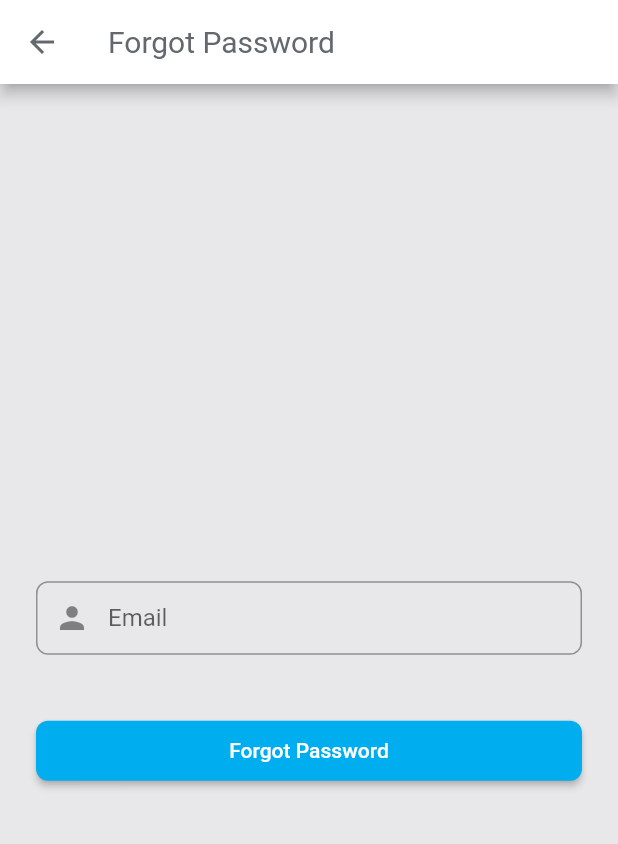
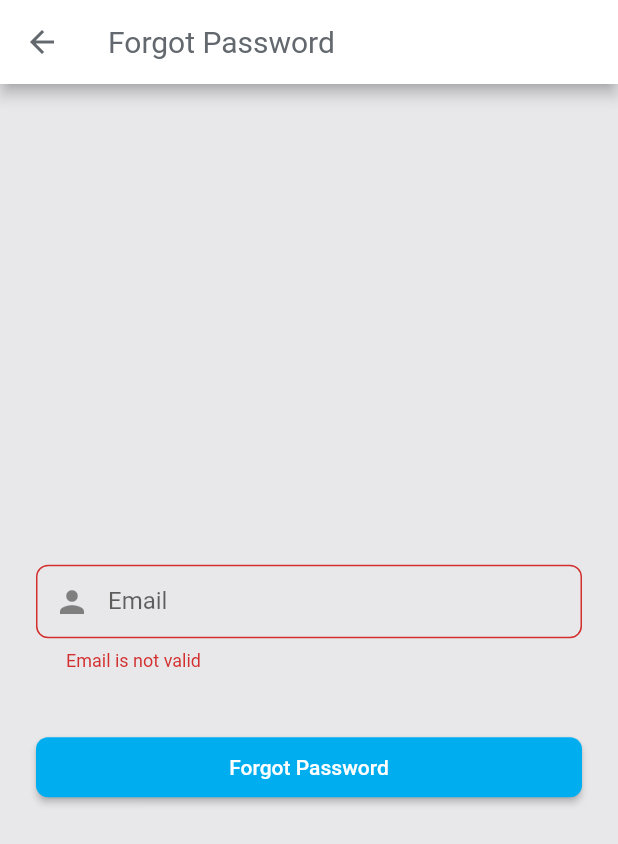
Before and after one commit to ricardkollcaku/earthquake-mobile, a Flutter app: the ForgotPasswordActivity screen opened directly, after a tap on "Forgot Password", on a phone screen of 412 x 824 dp. Shown: the top 844 px of the screen. Run offline on Flutter 3.47's test engine with Material 2 defaults, Android fonts, the phone set to English and light mode, and no system bars; our stand-ins replace device_info, rxdart, shared_preferences; missing offline and left inert: flutter_stetho; accounts and stored records are empty.

Commit message:
register

```diff
--- /dev/null
+++ b/lib/data/model/register.dart
@@ -0,0 +1,24 @@
+class Register {
+  String email;
+  String firstName;
+  String lastName;
+  String password;
+
+  Register({this.email, this.firstName, this.lastName, this.password});
+
+  Register.fromJson(Map<String, dynamic> json) {
+    email = json['email'];
+    firstName = json['firstName'];
+    lastName = json['lastName'];
+    password = json['password'];
+  }
+
+  Map<String, dynamic> toJson() {
+    final Map<String, dynamic> data = new Map<String, dynamic>();
+    data['email'] = this.email;
+    data['firstName'] = this.firstName;
+    data['lastName'] = this.lastName;
+    data['password'] = this.password;
+    return data;
+  }
+}
--- a/lib/domain/services/user_service.dart
+++ b/lib/domain/services/user_service.dart
@@ -1,10 +1,17 @@
+import 'package:earthquake/data/model/login.dart';
+import 'package:earthquake/data/model/register.dart';
 import 'package:earthquake/domain/services/shared_prefs_service.dart';
 import 'package:rxdart/rxdart.dart';
+
+import 'api_service.dart';
 class UserService {
   SharedPrefsService _sharedPrefsService;
+  ApiService _apiService;
+
 
   UserService() {
     _sharedPrefsService = new SharedPrefsService();
+    _apiService = new ApiService();
   }
 
   Stream<bool> isLogIn() {
@@ -20,4 +27,24 @@ class UserService {
         .removeToken()
         .flatMap((isRemoved) => _sharedPrefsService.setLogin(false));
   }
+
+  Stream<bool> login(Login login) {
+    return _apiService.login(login)
+        .flatMap((token) => _sharedPrefsService.setToken(token))
+        .map((token) => true)
+        .switchIfEmpty(Stream.value(false))
+        .flatMap((isLogin) => _sharedPrefsService.setLogin(isLogin));
+  }
+
+  Stream<bool> register(Register register) {
+    return _apiService.register(register)
+        .flatMap((token) => _sharedPrefsService.setToken(token))
+        .map((token) => true)
+        .switchIfEmpty(Stream.value(false))
+        .flatMap((isLogin) => _sharedPrefsService.setLogin(isLogin));
+  }
+
+  forgotPassword(String email) {
+    return _apiService.forgotPassword(email);
+  }
 }
--- /dev/null
+++ b/lib/domain/util/util.dart
@@ -0,0 +1,13 @@
+class Util {
+  static bool validateEmail(String value) {
+    Pattern pattern =
+        r'^(([^<>()[\]\\.,;:\s@\"]+(\.[^<>()[\]\\.,;:\s@\"]+)*)|(\".+\"))@((\[[0-9]{1,3}\.[0-9]{1,3}\.[0-9]{1,3}\.[0-9]{1,3}\])|(([a-zA-Z\-0-9]+\.)+[a-zA-Z]{2,}))$';
+    RegExp regex = new RegExp(pattern);
+    return (!regex.hasMatch(value)) ? false : true;
+  }
+
+  static bool getStringLengthValidator(String s, int length) {
+    if (s == null) return false;
+    return s.length >= length ? true : false;
+  }
+}
--- a/lib/presantation/state/forgot_password_state.dart
+++ b/lib/presantation/state/forgot_password_state.dart
@@ -1,13 +1,22 @@
-import 'package:earthquake/data/model/login.dart';
+import 'package:earthquake/domain/services/user_service.dart';
+import 'package:earthquake/domain/util/util.dart';
 import 'package:earthquake/presantation/activity/forgot_password_activity.dart';
 import 'package:flutter/material.dart';
+import 'package:rxdart/rxdart.dart';
 
 import '../my_colors.dart';
 import '../ui_helper.dart';
 
 class ForgotPasswordState extends State<ForgotPasswordActivity> {
   BuildContext _buildContext;
-  Login _login;
+  String _email;
+  final _formKey = GlobalKey<FormState>();
+  UserService _userService;
+
+
+  ForgotPasswordState() {
+    initFields();
+  }
 
   @override
   Widget build(BuildContext context) {
@@ -19,34 +28,42 @@ class ForgotPasswordState extends State<ForgotPasswordActivity> {
         body: Builder(builder: (BuildContext context) {
           _buildContext = context;
           UiHelper.setCurrentScaffoldContext(_buildContext);
-          return Center(
+          return Form(key: _formKey,
+            child: Center(
             child: ListView(
               shrinkWrap: true,
               padding: EdgeInsets.only(left: 24.0, right: 24.0),
               children: <Widget>[
                 getLogo(),
                 SizedBox(height: 48.0),
-                getHintedTextFormField("Email", false, setEmail, Icons.person),
+                getHintedTextFormField(
+                    "Email", false, setEmail, Icons.person, getEmailValidator),
                 SizedBox(height: 24.0),
                 getForgotPasswordButton(),
               ],
             ),
-          );
+            ),);
         }));
   }
 
   setEmail(String email) {
-    _login.email = email;
+    _email = email;
   }
 
   Widget getLogo() {
     return Container();
   }
 
-  Widget getHintedTextFormField(
-      String hint, bool obscure, Function onSaved, IconData icon) {
-    return new TextField(
-      onChanged: onSaved,
+  String getEmailValidator(String email) {
+    if (!Util.validateEmail(email)) return "Email is not valid";
+    return null;
+  }
+
+  Widget getHintedTextFormField(String hint, bool obscure, Function onSaved,
+      IconData icon, Function(String) validator) {
+    return new TextFormField(
+      validator: validator,
+      onSaved: onSaved,
       autofocus: false,
       obscureText: obscure,
       decoration: InputDecoration(
@@ -57,6 +74,7 @@ class ForgotPasswordState extends State<ForgotPasswordActivity> {
       ),
     );
   }
+
 
   Widget getForgotPasswordButton() {
     return Padding(
@@ -74,7 +92,27 @@ class ForgotPasswordState extends State<ForgotPasswordActivity> {
   }
 
   void forgotPassword() {
-    print("forgot password");
     UiHelper.setCurrentScaffoldContext(_buildContext);
+    Stream.value(_formKey.currentState.validate())
+        .where((b) => b)
+        .map((b) => fillEmail(b))
+        .flatMap((email) => _userService.forgotPassword(email))
+        .listen(showSms);
   }
+
+  void initFields() {
+    _userService = new UserService();
+    _email = "";
+  }
+
+  String fillEmail(bool b) {
+    _formKey.currentState.save();
+    return _email;
+  }
+
+  String showSms(sms) {
+    UiHelper.showError(sms);
+    return sms;
+  }
+
 }
--- a/lib/presantation/state/main_login_state.dart
+++ b/lib/presantation/state/main_login_state.dart
@@ -3,6 +3,7 @@ import 'package:earthquake/presantation/activity/main_login_activity.dart';
 import 'package:earthquake/presantation/activity/main_non_login_activity.dart';
 import 'package:earthquake/presantation/fragment/earthquake_list_fragment.dart';
 import 'package:earthquake/presantation/fragment/filter_list_fragment.dart';
+import 'package:earthquake/presantation/fragment/settings_fragment.dart';
 import 'package:flutter/material.dart';
 
 import '../ui_helper.dart';
@@ -78,7 +79,9 @@ class MainLoginState extends State<MainLoginActivity> {
     Choice(prop1: EarthquakeListFragment(), prop2: BottomNavigationBarItem(
         icon: Icon(Icons.map), title: Text('Earthquake'))),
     Choice(prop1: FilterListFragment(), prop2: BottomNavigationBarItem(
-        icon: Icon(Icons.filter_tilt_shift), title: Text('Filters')))
+        icon: Icon(Icons.filter_tilt_shift), title: Text('Filters'))),
+    Choice(prop1: SettingsFragment(), prop2: BottomNavigationBarItem(
+        icon: Icon(Icons.settings), title: Text('Settings')))
   ];
 
 
```
Also changed, not shown: lib/domain/services/api_service.dart (+20 -1 lines), lib/domain/services/login_service.dart (deleted, +0 -22 lines), lib/main.dart (+8 -0 lines), lib/presantation/activity/register_activity.dart (added, +13 -0 lines), lib/presantation/fragment/settings_fragment.dart (added, +12 -0 lines), lib/presantation/state/login_state.dart (+51 -12 lines), lib/presantation/state/register_state.dart (added, +162 -0 lines), lib/presantation/state/settings_state.dart (added, +45 -0 lines).
